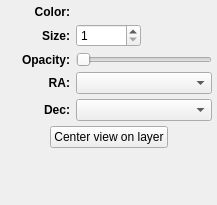
glue-viz/glue-wwt, file glue_wwt/viewer/layer_style_editor.ui: the form before one commit.
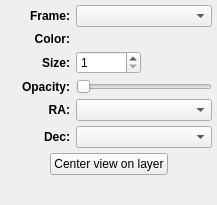
The form after the commit. Custom widgets are drawn as their Qt base class.

Commit message: Refactor code to handle layers directly in layer artist rather than having the markers object. Also add the ability to specify frames to allow planetary visualization/plotting

```diff
--- a/glue_wwt/viewer/layer_style_editor.ui
+++ b/glue_wwt/viewer/layer_style_editor.ui
@@ -14,13 +14,74 @@
    <string>Form</string>
   </property>
   <layout class="QGridLayout" name="gridLayout">
+   <property name="leftMargin">
+    <number>5</number>
+   </property>
+   <property name="topMargin">
+    <number>5</number>
+   </property>
+   <property name="rightMargin">
+    <number>5</number>
+   </property>
+   <property name="bottomMargin">
+    <number>5</number>
+   </property>
    <property name="verticalSpacing">
     <number>5</number>
    </property>
-   <property name="margin">
-    <number>5</number>
-   </property>
-   <item row="0" column="1">
+   <item row="7" column="1">
+    <spacer name="verticalSpacer">
+     <property name="orientation">
+      <enum>Qt::Vertical</enum>
+     </property>
+     <property name="sizeHint" stdset="0">
+      <size>
+       <width>20</width>
+       <height>40</height>
+      </size>
+     </property>
+    </spacer>
+   </item>
+   <item row="5" column="1" colspan="2">
+    <widget class="QComboBox" name="combosel_dec_att">
+     <property name="sizeAdjustPolicy">
+      <enum>QComboBox::AdjustToMinimumContentsLength</enum>
+     </property>
+    </widget>
+   </item>
+   <item row="4" column="0">
+    <widget class="QLabel" name="label_3">
+     <property name="font">
+      <font>
+       <weight>75</weight>
+       <bold>true</bold>
+      </font>
+     </property>
+     <property name="text">
+      <string>RA:</string>
+     </property>
+     <property name="alignment">
+      <set>Qt::AlignRight|Qt::AlignTrailing|Qt::AlignVCenter</set>
+     </property>
+    </widget>
+   </item>
+   <item row="3" column="0">
+    <widget class="QLabel" name="label">
+     <property name="font">
+      <font>
+       <weight>75</weight>
+       <bold>true</bold>
+      </font>
+     </property>
+     <property name="text">
+      <string>Opacity:</string>
+     </property>
+     <property name="alignment">
+      <set>Qt::AlignRight|Qt::AlignTrailing|Qt::AlignVCenter</set>
+     </property>
+    </widget>
+   </item>
+   <item row="1" column="1">
     <widget class="QColorBox" name="color_color">
      <property name="sizePolicy">
       <sizepolicy hsizetype="Preferred" vsizetype="Minimum">
@@ -33,39 +94,7 @@
      </property>
     </widget>
    </item>
-   <item row="2" column="0">
-    <widget class="QLabel" name="label">
-     <property name="font">
-      <font>
-       <weight>75</weight>
-       <bold>true</bold>
-      </font>
-     </property>
-     <property name="text">
-      <string>Opacity:</string>
-     </property>
-     <property name="alignment">
-      <set>Qt::AlignRight|Qt::AlignTrailing|Qt::AlignVCenter</set>
-     </property>
-    </widget>
-   </item>
-   <item row="0" column="0">
-    <widget class="QLabel" name="label_2">
-     <property name="font">
-      <font>
-       <weight>75</weight>
-       <bold>true</bold>
-      </font>
-     </property>
-     <property name="text">
-      <string>Color:</string>
-     </property>
-     <property name="alignment">
-      <set>Qt::AlignRight|Qt::AlignTrailing|Qt::AlignVCenter</set>
-     </property>
-    </widget>
-   </item>
-   <item row="2" column="1" colspan="2">
+   <item row="3" column="1" colspan="2">
     <widget class="QSlider" name="value_alpha">
      <property name="maximum">
       <number>100</number>
@@ -75,46 +104,7 @@
      </property>
     </widget>
    </item>
-   <item row="3" column="0">
-    <widget class="QLabel" name="label_3">
-     <property name="font">
-      <font>
-       <weight>75</weight>
-       <bold>true</bold>
-      </font>
-     </property>
-     <property name="text">
-      <string>RA:</string>
-     </property>
-     <property name="alignment">
-      <set>Qt::AlignRight|Qt::AlignTrailing|Qt::AlignVCenter</set>
-     </property>
-    </widget>
-   </item>
-   <item row="4" column="0">
-    <widget class="QLabel" name="label_4">
-     <property name="font">
-      <font>
-       <weight>75</weight>
-       <bold>true</bold>
-      </font>
-     </property>
-     <property name="text">
-      <string>Dec:</string>
-     </property>
-     <property name="alignment">
-      <set>Qt::AlignRight|Qt::AlignTrailing|Qt::AlignVCenter</set>
-     </property>
-    </widget>
-   </item>
-   <item row="3" column="1" colspan="2">
-    <widget class="QComboBox" name="combosel_ra_att">
-     <property name="sizeAdjustPolicy">
-      <enum>QComboBox::AdjustToMinimumContentsLength</enum>
-     </property>
-    </widget>
-   </item>
-   <item row="1" column="0">
+   <item row="2" column="0">
     <widget class="QLabel" name="label_5">
      <property name="font">
       <font>
@@ -130,34 +120,53 @@
      </property>
     </widget>
    </item>
-   <item row="6" column="1">
-    <spacer name="verticalSpacer">
-     <property name="orientation">
-      <enum>Qt::Vertical</enum>
-     </property>
-     <property name="sizeHint" stdset="0">
-      <size>
-       <width>20</width>
-       <height>40</height>
-      </size>
-     </property>
-    </spacer>
-   </item>
    <item row="4" column="1" colspan="2">
-    <widget class="QComboBox" name="combosel_dec_att">
+    <widget class="QComboBox" name="combosel_ra_att">
      <property name="sizeAdjustPolicy">
       <enum>QComboBox::AdjustToMinimumContentsLength</enum>
      </property>
     </widget>
    </item>
-   <item row="1" column="1">
+   <item row="5" column="0">
+    <widget class="QLabel" name="label_4">
+     <property name="font">
+      <font>
+       <weight>75</weight>
+       <bold>true</bold>
+      </font>
+     </property>
+     <property name="text">
+      <string>Dec:</string>
+     </property>
+     <property name="alignment">
+      <set>Qt::AlignRight|Qt::AlignTrailing|Qt::AlignVCenter</set>
+     </property>
+    </widget>
+   </item>
+   <item row="1" column="0">
+    <widget class="QLabel" name="label_2">
+     <property name="font">
+      <font>
+       <weight>75</weight>
+       <bold>true</bold>
+      </font>
+     </property>
+     <property name="text">
+      <string>Color:</string>
+     </property>
+     <property name="alignment">
+      <set>Qt::AlignRight|Qt::AlignTrailing|Qt::AlignVCenter</set>
+     </property>
+    </widget>
+   </item>
+   <item row="2" column="1">
     <widget class="QSpinBox" name="value_size">
      <property name="minimum">
       <number>1</number>
      </property>
     </widget>
    </item>
-   <item row="5" column="0" colspan="3">
+   <item row="6" column="0" colspan="3">
     <layout class="QHBoxLayout" name="horizontalLayout">
      <item>
       <spacer name="horizontalSpacer">
@@ -194,6 +203,25 @@
      </item>
     </layout>
    </item>
+   <item row="0" column="0">
+    <widget class="QLabel" name="label_6">
+     <property name="font">
+      <font>
+       <weight>75</weight>
+       <bold>true</bold>
+      </font>
+     </property>
+     <property name="text">
+      <string>Frame:</string>
+     </property>
+     <property name="alignment">
+      <set>Qt::AlignRight|Qt::AlignTrailing|Qt::AlignVCenter</set>
+     </property>
+    </widget>
+   </item>
+   <item row="0" column="1" colspan="2">
+    <widget class="QComboBox" name="combosel_frame"/>
+   </item>
   </layout>
  </widget>
  <customwidgets>
```
The commit also changes 5 other files.
